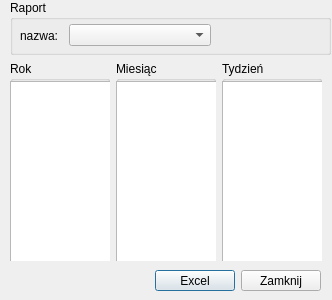
Above: 001 Project/001 Application/ui/excel.ui from PawelDabala/Competitive before the change. Below: the same form after it.
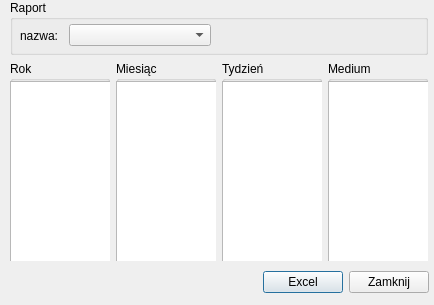
That is the form after the change.

Commit message: changed data in form excel

The edit to the form file:
```diff
--- a/001 Project/001 Application/ui/excel.ui
+++ b/001 Project/001 Application/ui/excel.ui
@@ -6,8 +6,8 @@
    <rect>
     <x>0</x>
     <y>0</y>
-    <width>332</width>
-    <height>300</height>
+    <width>434</width>
+    <height>305</height>
    </rect>
   </property>
   <property name="windowTitle">
@@ -18,7 +18,7 @@
     <rect>
      <x>10</x>
      <y>0</y>
-     <width>321</width>
+     <width>431</width>
      <height>275</height>
     </rect>
    </property>
@@ -41,7 +41,7 @@
         </property>
         <property name="maximumSize">
          <size>
-          <width>16777215</width>
+          <width>418</width>
           <height>60</height>
          </size>
         </property>
@@ -189,6 +189,41 @@
           </widget>
          </widget>
         </item>
+        <item>
+         <widget class="QGroupBox" name="groupBox_6">
+          <property name="minimumSize">
+           <size>
+            <width>100</width>
+            <height>0</height>
+           </size>
+          </property>
+          <property name="maximumSize">
+           <size>
+            <width>100</width>
+            <height>16777215</height>
+           </size>
+          </property>
+          <property name="title">
+           <string>Medium</string>
+          </property>
+          <widget class="QListWidget" name="listWidget_medium">
+           <property name="geometry">
+            <rect>
+             <x>0</x>
+             <y>20</y>
+             <width>101</width>
+             <height>181</height>
+            </rect>
+           </property>
+           <property name="sizeIncrement">
+            <size>
+             <width>4</width>
+             <height>0</height>
+            </size>
+           </property>
+          </widget>
+         </widget>
+        </item>
         <item>
          <spacer name="horizontalSpacer">
           <property name="orientation">
@@ -224,10 +259,10 @@
   <widget class="QWidget" name="horizontalLayoutWidget_3">
    <property name="geometry">
     <rect>
-     <x>10</x>
+     <x>118</x>
      <y>270</y>
      <width>311</width>
-     <height>21</height>
+     <height>25</height>
     </rect>
    </property>
    <layout class="QHBoxLayout" name="horizontalLayout_3">
```
The commit also changes 2 other files.
